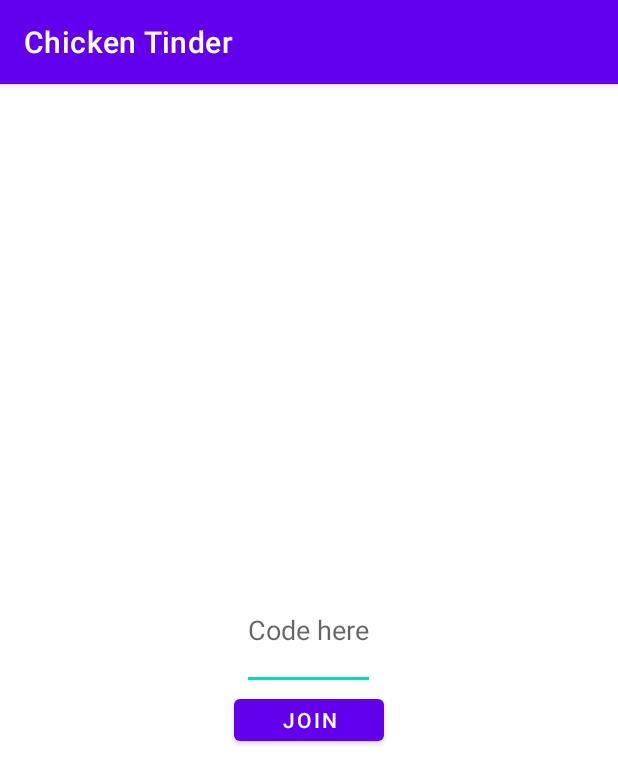
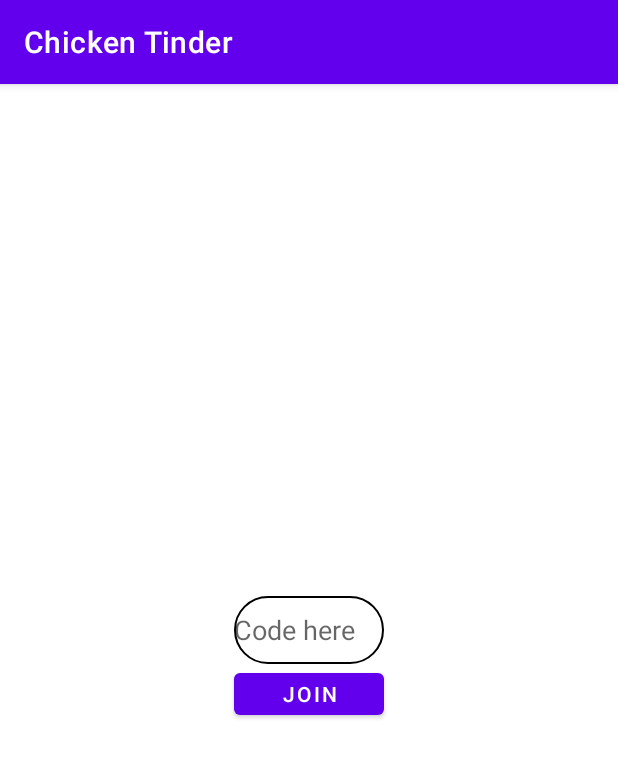
Before and after one commit to johncedrichizon/ChickenTinder, an Android app: the join_page screen opened directly, with no data from a screen before it, on a phone screen of 412 x 824 dp. Shown: the top 784 px of the screen. Run offline under Robolectric (Android 15) with nearby library versions, the phone set to English and light mode, and no system bars.

Commit message:
added border1.xml

```diff
--- a/app/src/main/AndroidManifest.xml
+++ b/app/src/main/AndroidManifest.xml
@@ -16,6 +16,9 @@
             android:name=".join_page"
             android:exported="false" />
         <activity
+            android:name=".HostRoom"
+            android:exported="true" />
+        <activity
             android:name=".MainActivity"
             android:exported="true">
             <intent-filter>
--- /dev/null
+++ b/app/src/main/res/drawable/border1.xml
@@ -0,0 +1,12 @@
+<?xml version="1.0" encoding="utf-8"?>
+<shape xmlns:android="http://schemas.android.com/apk/res/android">
+
+    <stroke
+        android:width="1dp"
+        android:color="@color/black">
+    </stroke>
+    <corners
+        android:radius="30dp">
+    </corners>
+
+</shape>
--- a/app/src/main/res/layout/activity_join_page.xml
+++ b/app/src/main/res/layout/activity_join_page.xml
@@ -9,11 +9,12 @@
     android:gravity="center">
 
     <EditText
-        android:layout_width="wrap_content"
-        android:layout_height="80dp"
+        android:layout_width="100dp"
+        android:layout_height="45dp"
         android:layout_gravity="center"
         android:hint="Code here"
-        android:inputType="number">
+        android:inputType="number"
+        android:background="@drawable/border1">
 
     </EditText>
 
```
Also changed, not shown: app/src/main/java/com/example/chickentinder/HostRoom.java (added, +14 -0 lines), app/src/main/res/layout/activity_host_room.xml (+13 -3 lines).
